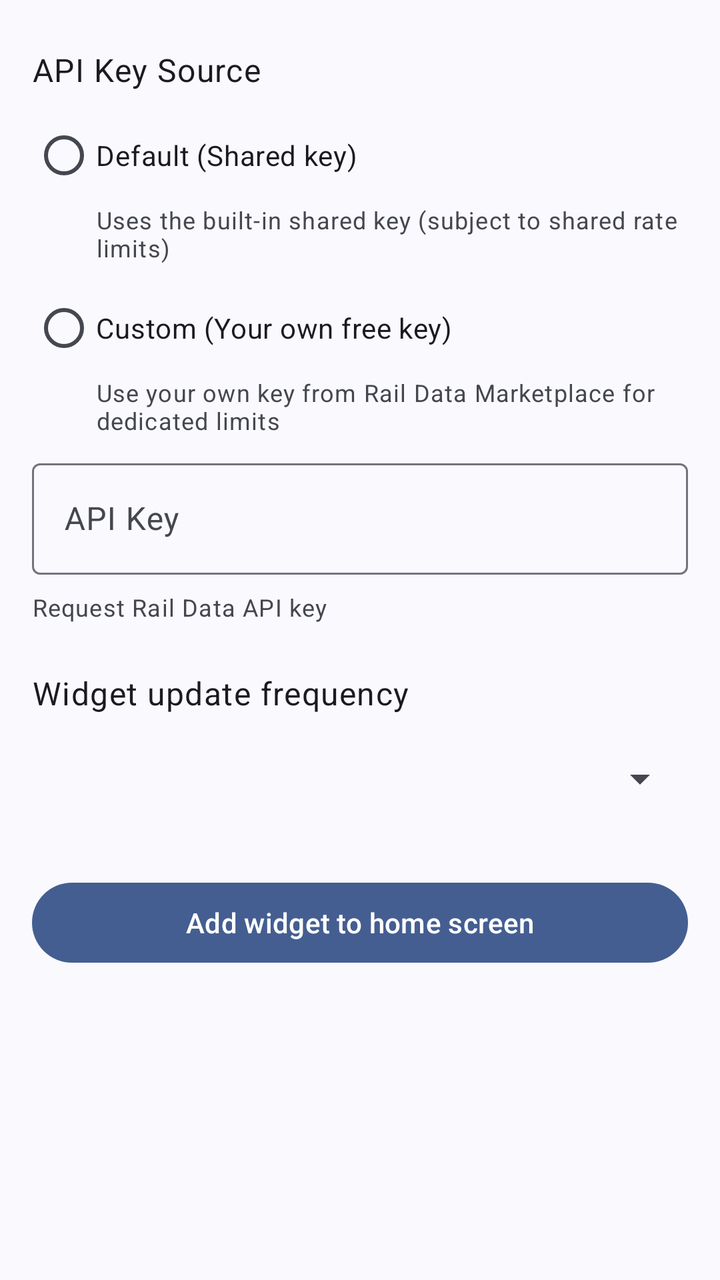
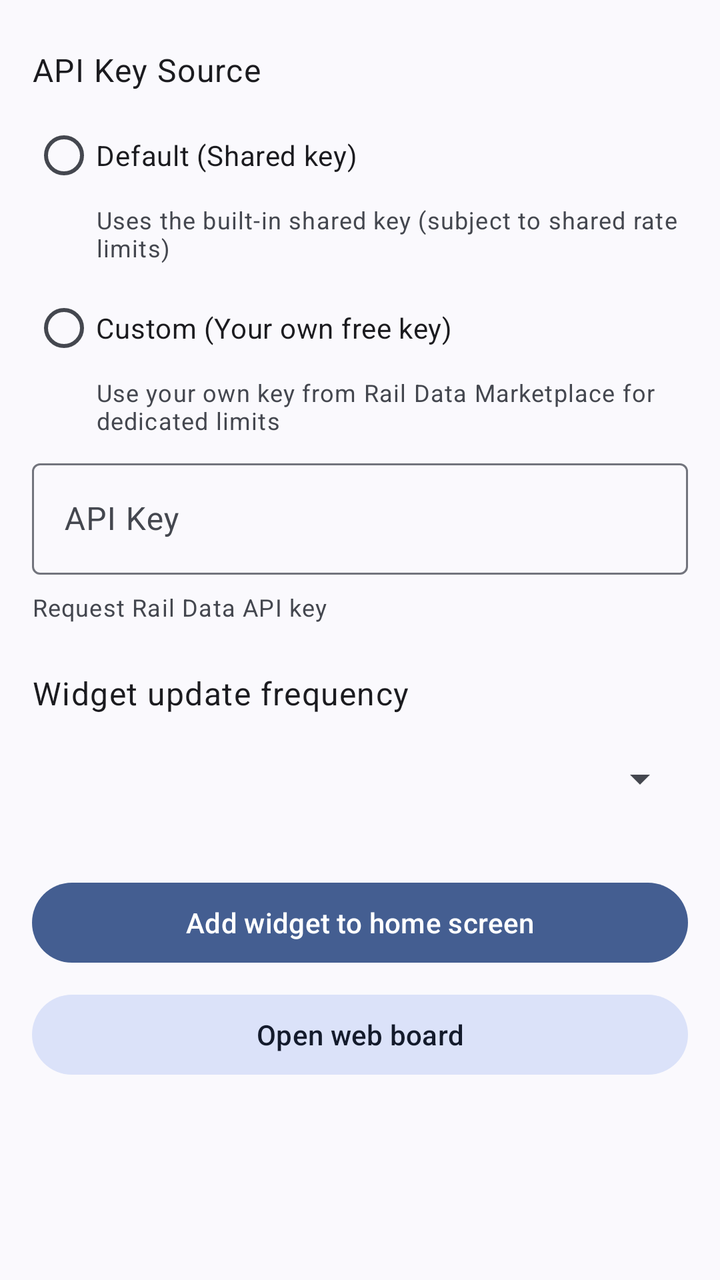

Before-and-after screenshots of an Android layout around one commit, followed by the original layout XML and the change that was made.
<!-- AndroidManifest.xml: application theme Theme.TrainTimes -->
<!-- res/layout/activity_main.xml -->
<?xml version="1.0" encoding="utf-8"?>
<ScrollView xmlns:android="http://schemas.android.com/apk/res/android"
    xmlns:app="http://schemas.android.com/apk/res-auto"
    xmlns:tools="http://schemas.android.com/tools"
    android:layout_width="match_parent"
    android:layout_height="match_parent"
    android:fitsSystemWindows="true"
    tools:context=".MainActivity">

    <LinearLayout
        android:layout_width="match_parent"
        android:layout_height="wrap_content"
        android:orientation="vertical"
        android:padding="16dp">

        <com.google.android.material.card.MaterialCardView
            android:id="@+id/shared_key_warning_banner"
            android:layout_width="match_parent"
            android:layout_height="wrap_content"
            android:layout_marginBottom="16dp"
            android:visibility="gone"
            app:cardBackgroundColor="?attr/colorErrorContainer"
            app:strokeWidth="0dp">

            <LinearLayout
                android:layout_width="match_parent"
                android:layout_height="wrap_content"
                android:orientation="horizontal"
                android:padding="16dp"
                android:gravity="top">

                <ImageView
                    android:layout_width="24dp"
                    android:layout_height="24dp"
                    android:layout_marginTop="2dp"
                    android:src="@drawable/ic_warning"
                    app:tint="?attr/colorOnErrorContainer"
                    android:contentDescription="@null" />

                <LinearLayout
                    android:layout_width="0dp"
                    android:layout_height="wrap_content"
                    android:layout_weight="1"
                    android:layout_marginStart="16dp"
                    android:orientation="vertical">

                    <TextView
                        android:layout_width="match_parent"
                        android:layout_height="wrap_content"
                        android:text="@string/shared_key_warning"
                        android:textColor="?attr/colorOnErrorContainer"
                        android:textAppearance="?attr/textAppearanceBody2" />

                    <TextView
                        android:id="@+id/shared_key_instructions_link"
                        android:layout_width="wrap_content"
                        android:layout_height="wrap_content"
                        android:layout_marginTop="8dp"
                        android:text="@string/shared_key_instructions_link"
                        android:textColor="?attr/colorOnErrorContainer"
                        android:textAppearance="?attr/textAppearanceCaption"
                        android:textStyle="bold"
                        android:clickable="true"
                        android:focusable="true" />
                </LinearLayout>

            </LinearLayout>

        </com.google.android.material.card.MaterialCardView>

        <com.google.android.material.card.MaterialCardView
            android:id="@+id/battery_optimization_banner"
            android:layout_width="match_parent"
            android:layout_height="wrap_content"
            android:layout_marginBottom="16dp"
            android:visibility="gone"
            app:cardBackgroundColor="?attr/colorErrorContainer"
            app:strokeColor="?attr/colorError"
            app:strokeWidth="1dp">

            <LinearLayout
                android:layout_width="match_parent"
                android:layout_height="wrap_content"
                android:orientation="horizontal"
                android:padding="16dp"
                android:gravity="center_vertical">

                <ImageView
                    android:layout_width="24dp"
                    android:layout_height="24dp"
                    android:src="@drawable/ic_warning"
                    app:tint="?attr/colorOnErrorContainer"
                    android:contentDescription="@null" />

                <TextView
                    android:layout_width="0dp"
                    android:layout_height="wrap_content"
                    android:layout_weight="1"
                    android:layout_marginStart="16dp"
                    android:text="@string/battery_optimization_warning"
                    android:textColor="?attr/colorOnErrorContainer"
                    android:textAppearance="?attr/textAppearanceBody2" />

            </LinearLayout>

        </com.google.android.material.card.MaterialCardView>

        <TextView
            android:layout_width="wrap_content"
            android:layout_height="wrap_content"
            android:layout_marginTop="8dp"
            android:text="@string/api_key_source_label"
            android:textAppearance="?attr/textAppearanceBody1" />

        <RadioGroup
            android:id="@+id/api_key_source_radio_group"
            android:layout_width="match_parent"
            android:layout_height="wrap_content"
            android:layout_marginTop="8dp">

            <com.google.android.material.radiobutton.MaterialRadioButton
                android:id="@+id/radio_api_key_default"
                android:layout_width="match_parent"
                android:layout_height="wrap_content"
                android:text="@string/api_key_source_default" />

            <TextView
                android:layout_width="match_parent"
                android:layout_height="wrap_content"
                android:layout_marginStart="32dp"
                android:layout_marginBottom="8dp"
                android:text="@string/api_key_source_default_summary"
                android:textAppearance="?attr/textAppearanceCaption"
                android:textColor="?android:attr/textColorSecondary" />

            <com.google.android.material.radiobutton.MaterialRadioButton
                android:id="@+id/radio_api_key_custom"
                android:layout_width="match_parent"
                android:layout_height="wrap_content"
                android:text="@string/api_key_source_custom" />

            <TextView
                android:layout_width="match_parent"
                android:layout_height="wrap_content"
                android:layout_marginStart="32dp"
                android:layout_marginBottom="4dp"
                android:text="@string/api_key_source_custom_summary"
                android:textAppearance="?attr/textAppearanceCaption"
                android:textColor="?android:attr/textColorSecondary" />
        </RadioGroup>

        <LinearLayout
            android:id="@+id/custom_api_key_container"
            android:layout_width="match_parent"
            android:layout_height="wrap_content"
            android:orientation="vertical"
            android:layout_marginTop="4dp">

            <com.google.android.material.textfield.TextInputLayout
                android:id="@+id/api_key_input_layout"
                android:layout_width="match_parent"
                android:layout_height="wrap_content"
                android:hint="@string/api_key_hint">

                <com.google.android.material.textfield.TextInputEditText
                    android:id="@+id/api_key_input"
                    android:layout_width="match_parent"
                    android:layout_height="wrap_content"
                    android:inputType="text" />
            </com.google.android.material.textfield.TextInputLayout>

            <TextView
                android:id="@+id/request_api_key_link"
                android:layout_width="wrap_content"
                android:layout_height="wrap_content"
                android:layout_marginTop="8dp"
                android:text="@string/request_api_key"
                android:textAppearance="?attr/textAppearanceCaption"
                android:textColorLink="?attr/colorPrimary" />
        </LinearLayout>

        <TextView
            android:layout_width="wrap_content"
            android:layout_height="wrap_content"
            android:layout_marginTop="24dp"
            android:text="@string/update_frequency"
            android:textAppearance="?attr/textAppearanceBody1" />

        <Spinner
            android:id="@+id/update_frequency_spinner"
            android:layout_width="match_parent"
            android:layout_height="wrap_content"
            android:layout_marginTop="8dp"
            android:minHeight="48dp" />

        <Button
            android:id="@+id/add_to_home_button"
            android:layout_width="match_parent"
            android:layout_height="wrap_content"
            android:layout_marginTop="24dp"
            android:text="@string/add_to_home_screen" />

    </LinearLayout>
</ScrollView>
<!-- resources referenced by this layout -->
<resources>
  <!-- drawable ic_warning (drawable) -->
  <vector xmlns:android="http://schemas.android.com/apk/res/android"
      android:width="24dp"
      android:height="24dp"
      android:viewportWidth="24.0"
      android:viewportHeight="24.0">
      <path
          android:fillColor="#FF000000"
          android:pathData="M1,21h22L12,2 1,21zM13,18h-2v-2h2v2zM13,14h-2v-4h2v4z"/>
  </vector>
  <string name="add_to_home_screen">Add widget to home screen</string>
  <string name="api_key_hint">API Key</string>
  <string name="api_key_source_custom">Custom (Your own free key)</string>
  <string name="api_key_source_custom_summary">Use your own key from Rail Data Marketplace for dedicated limits</string>
  <string name="api_key_source_default">Default (Shared key)</string>
  <string name="api_key_source_default_summary">Uses the built-in shared key (subject to shared rate limits)</string>
  <string name="api_key_source_label">API Key Source</string>
  <string name="battery_optimization_warning">Background updates may be unreliable. Tap to fix.</string>
  <string name="request_api_key">Request Rail Data API key</string>
  <string name="shared_key_instructions_link"><u>View instructions on getting a free key</u></string>
  <string name="shared_key_warning">You are using the shared API key. If the widget stops updating during busy hours, please sign up for your own free key in settings.</string>
  <string name="update_frequency">Widget update frequency</string>
  <style name="Theme.TrainTimes" parent="Theme.Material3.DynamicColors.DayNight">
          
      </style>
</resources>

<!-- the commit's change to res/layout/activity_main.xml (unified diff, before → after) -->
@@ -200,5 +200,13 @@
             android:layout_marginTop="24dp"
             android:text="@string/add_to_home_screen" />
 
+        <Button
+            android:id="@+id/open_web_board_button"
+            android:layout_width="match_parent"
+            android:layout_height="wrap_content"
+            android:layout_marginTop="8dp"
+            style="@style/Widget.Material3.Button.TonalButton"
+            android:text="@string/open_web_board" />
+
     </LinearLayout>
 </ScrollView>
<!-- resource entries referenced after the edit -->
@@ -18,6 +18,7 @@
   <string name="api_key_source_default_summary">Uses the built-in shared key (subject to shared rate limits)</string>
   <string name="api_key_source_label">API Key Source</string>
   <string name="battery_optimization_warning">Background updates may be unreliable. Tap to fix.</string>
+  <string name="open_web_board">Open web board</string>
   <string name="request_api_key">Request Rail Data API key</string>
   <string name="shared_key_instructions_link"><u>View instructions on getting a free key</u></string>
   <string name="shared_key_warning">You are using the shared API key. If the widget stops updating during busy hours, please sign up for your own free key in settings.</string>
